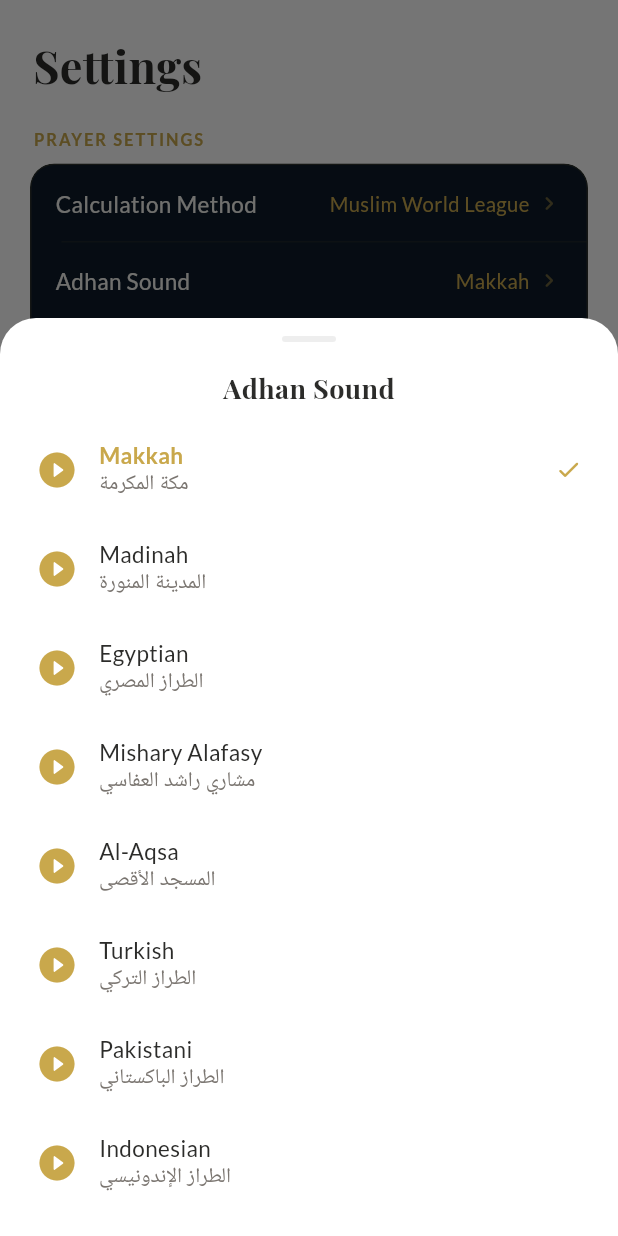
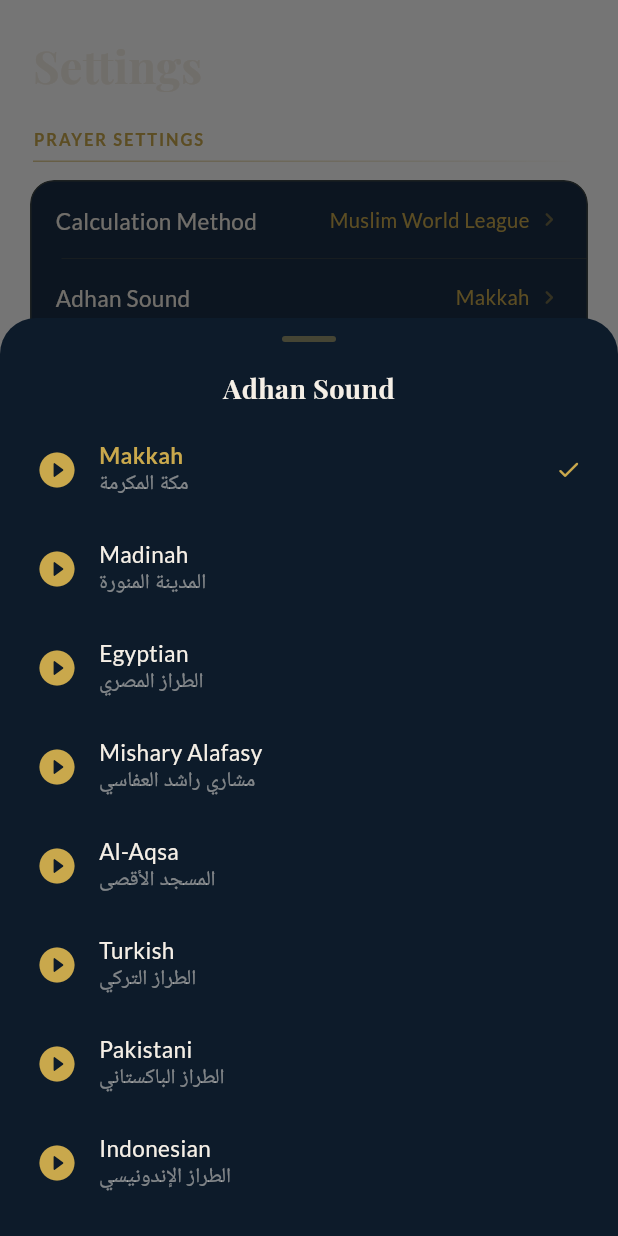
Before and after one commit to devmanny117-star/-noorguard, a Flutter app: the SettingsScreen widget shown alone on an empty page, opened directly, after a tap on "Adhan Sound", on a phone screen of 412 x 824 dp. Run offline on Flutter 3.47's test engine with Material 3 defaults, Android fonts, the phone set to English and light mode, and no system bars; our stand-ins replace audioplayers, flutter_compass, flutter_local_notifications, flutter_timezone, geocoding, geolocator and 4 more; accounts and stored records are empty; network calls fail.

Commit message:
Settings screen redesign - dark navy gold aesthetic
Co-Authored-By: Claude Opus 4.6 <noreply@anthropic.com>

```diff
--- a/lib/screens/settings_screen.dart
+++ b/lib/screens/settings_screen.dart
@@ -17,20 +17,19 @@ import '../theme/app_theme.dart';
 import '../theme/theme_controller.dart';
 import 'notification_setup_screen.dart';
 
-// Navy/gold palette matching the prayer card and dark-mode aesthetic.
-// Settings cards use this even in light mode for a premium, consistent feel.
-const _cardNavy = Color(0xFF0D1B2A);
-const _cardNavySecondary = Color(0xFF1A2A3A);
-const _cardNavyBorder = Color(0x26D4AF37);
+const _settingsBg = Color(0xFF0D1B2A);
+const _cardNavy = Color(0xFF1B2E45);
+const _cardNavySecondary = Color(0xFF132338);
+const _cream = Color(0xFFF5EFE6);
 
 const _navyCardColors = AppColorScheme(
-  background: _cardNavy,
-  warmBg: _cardNavy,
+  background: _settingsBg,
+  warmBg: _settingsBg,
   cardBg: _cardNavy,
   secondaryBg: _cardNavySecondary,
-  primaryText: Color(0xFFF5F5F0),
-  secondaryText: Color(0xFF8A9BB0),
-  border: _cardNavyBorder,
+  primaryText: _cream,
+  secondaryText: Color(0xB3F5EFE6),
+  border: Color(0x33C9A84C),
 );
 
 class SettingsScreen extends StatefulWidget {
@@ -192,12 +191,14 @@ class _SettingsScreenState extends State<SettingsScreen> {
   Widget build(BuildContext context) {
     final colors = context.appColors;
     final isDark = context.isDark;
-    final cardColors = isDark ? colors : _navyCardColors;
+    const cardColors = _navyCardColors;
     final themeController = ThemeScope.of(context);
     final prayerState = context.watch<PrayerState>();
     final l10n = AppLocalizations.of(context)!;
 
-    return CustomScrollView(
+    return ColoredBox(
+      color: colors.background,
+      child: CustomScrollView(
       physics: const BouncingScrollPhysics(),
       slivers: [
         // ── Page title ─────────────────────────────────────────────────
@@ -209,7 +210,7 @@ class _SettingsScreenState extends State<SettingsScreen> {
               style: GoogleFonts.playfairDisplay(
                 fontSize: 30,
                 fontWeight: FontWeight.w700,
-                color: colors.primaryText,
+                color: _cream,
               ),
             ),
           ),
@@ -237,21 +238,21 @@ class _SettingsScreenState extends State<SettingsScreen> {
                   onSelect: (v) => setState(() => _calculationMethod = v),
                 ),
               ),
-              _Divider(colors: cardColors),
+              const _Divider(colors: cardColors),
               _SelectRow(
                 label: l10n.adhanSound,
                 value: adhanStyleName(l10n, prayerState.selectedAdhanId),
                 colors: cardColors,
                 onTap: _showAdhanPicker,
               ),
-              _Divider(colors: cardColors),
+              const _Divider(colors: cardColors),
               _ToggleRow(
                 label: l10n.prayerNotifications,
                 value: prayerState.masterNotifications,
                 colors: cardColors,
                 onChanged: prayerState.toggleMasterNotifications,
               ),
-              _Divider(colors: cardColors),
+              const _Divider(colors: cardColors),
               _ActionRow(
                 label: 'Send Test Notification (10s)',
                 icon: Icons.notifications_active_outlined,
@@ -264,7 +265,7 @@ class _SettingsScreenState extends State<SettingsScreen> {
                 },
               ),
               if (!kIsWeb && Platform.isAndroid) ...[
-                _Divider(colors: cardColors),
+                const _Divider(colors: cardColors),
                 _ActionRow(
                   label: 'Test Full-Screen Lock Alarm (10s)',
                   icon: Icons.fullscreen_rounded,
@@ -279,7 +280,7 @@ class _SettingsScreenState extends State<SettingsScreen> {
                   },
                 ),
               ],
-              _Divider(colors: cardColors),
+              const _Divider(colors: cardColors),
               _ActionRow(
                 label: 'Test Adhan In-App (foreground)',
                 icon: Icons.volume_up_outlined,
@@ -290,7 +291,7 @@ class _SettingsScreenState extends State<SettingsScreen> {
                 },
               ),
               if (!kIsWeb && Platform.isAndroid) ...[
-                _Divider(colors: cardColors),
+                const _Divider(colors: cardColors),
                 _ActionRow(
                   label: 'Lock Screen Alert Setup Guide',
                   icon: Icons.lock_clock_outlined,
@@ -322,7 +323,7 @@ class _SettingsScreenState extends State<SettingsScreen> {
                 onChanged: (v) =>
                     prayerState.togglePrayerNotification('fajr', v),
               ),
-              _Divider(colors: cardColors),
+              const _Divider(colors: cardColors),
               _PrayerRow(
                 name: l10n.dhuhr,
                 icon: Icons.wb_sunny_rounded,
@@ -332,7 +333,7 @@ class _SettingsScreenState extends State<SettingsScreen> {
                 onChanged: (v) =>
                     prayerState.togglePrayerNotification('dhuhr', v),
               ),
-              _Divider(colors: cardColors),
+              const _Divider(colors: cardColors),
               _PrayerRow(
                 name: l10n.asr,
                 icon: Icons.light_mode_outlined,
@@ -342,7 +343,7 @@ class _SettingsScreenState extends State<SettingsScreen> {
                 onChanged: (v) =>
                     prayerState.togglePrayerNotification('asr', v),
               ),
-              _Divider(colors: cardColors),
+              const _Divider(colors: cardColors),
               _PrayerRow(
                 name: l10n.maghrib,
                 icon: Icons.nights_stay_rounded,
@@ -352,7 +353,7 @@ class _SettingsScreenState extends State<SettingsScreen> {
                 onChanged: (v) =>
                     prayerState.togglePrayerNotification('maghrib', v),
               ),
-              _Divider(colors: cardColors),
+              const _Divider(colors: cardColors),
               _PrayerRow(
                 name: l10n.isha,
                 icon: Icons.nightlight_rounded,
@@ -385,7 +386,7 @@ class _SettingsScreenState extends State<SettingsScreen> {
                 colors: cardColors,
                 onChanged: (_) => themeController.toggle(isDark),
               ),
-              _Divider(colors: cardColors),
+              const _Divider(colors: cardColors),
               _SelectRow(
                 label: l10n.language,
                 value: _language,
@@ -406,7 +407,7 @@ class _SettingsScreenState extends State<SettingsScreen> {
                   },
                 ),
               ),
-              _Divider(colors: cardColors),
+              const _Divider(colors: cardColors),
               _ToggleRow(
                 label: l10n.beginnerMode,
                 subtitle: l10n.beginnerModeSubtitle,
@@ -603,35 +604,35 @@ class _SettingsScreenState extends State<SettingsScreen> {
                 value: '1.0.0',
                 colors: cardColors,
               ),
-              _Divider(colors: cardColors),
+              const _Divider(colors: cardColors),
               _ActionRow(
                 label: l10n.rateApp,
                 icon: Icons.star_outline_rounded,
                 colors: cardColors,
                 onTap: () => _snack('Opening App Store…'),
               ),
-              _Divider(colors: cardColors),
+              const _Divider(colors: cardColors),
               _ActionRow(
                 label: l10n.shareApp,
                 icon: Icons.share_outlined,
                 colors: cardColors,
                 onTap: () => _snack('Opening share sheet…'),
               ),
-              _Divider(colors: cardColors),
+              const _Divider(colors: cardColors),
               _ActionRow(
                 label: l10n.contactSupport,
                 icon: Icons.mail_outline_rounded,
                 colors: cardColors,
                 onTap: () => _snack('Opening support email…'),
               ),
-              _Divider(colors: cardColors),
+              const _Divider(colors: cardColors),
               _ActionRow(
                 label: l10n.privacyPolicy,
                 icon: Icons.shield_outlined,
                 colors: cardColors,
                 onTap: _openPrivacyPolicy,
               ),
-              _Divider(colors: cardColors),
+              const _Divider(colors: cardColors),
               _ActionRow(
                 label: l10n.termsOfService,
                 icon: Icons.description_outlined,
@@ -656,6 +657,7 @@ class _SettingsScreenState extends State<SettingsScreen> {
 
         const SliverToBoxAdapter(child: SizedBox(height: 52)),
       ],
+    ),
     );
   }
 }
@@ -771,8 +773,11 @@ class _SectionHeader extends StatelessWidget {
   Widget build(BuildContext context) {
     return SliverToBoxAdapter(
       child: Padding(
-        padding: const EdgeInsets.fromLTRB(22, 0, 22, 8),
-        child: Text(
+        padding: const EdgeInsets.fromLTRB(22, 0, 22, 12),
+        child: Column(
+          crossAxisAlignment: CrossAxisAlignment.start,
+          children: [
+            Text(
               title.toUpperCase(),
               style: GoogleFonts.lato(
                 fontSize: 11,
@@ -780,6 +785,20 @@ class _SectionHeader extends StatelessWidget {
                 color: AppColors.gold,
                 letterSpacing: 1.3,
               ),
+            ),
+            const SizedBox(height: 6),
+            Container(
+              height: 1,
+              decoration: BoxDecoration(
+                gradient: LinearGradient(
+                  colors: [
+                    AppColors.gold.withValues(alpha: 0.6),
+                    AppColors.gold.withValues(alpha: 0.0),
+                  ],
+                ),
+              ),
+            ),
+          ],
         ),
       ),
     );
@@ -1137,27 +1156,25 @@ class _PickerSheet extends StatelessWidget {
 
   @override
   Widget build(BuildContext context) {
-    final colors = context.appColors;
     final maxHeight = MediaQuery.of(context).size.height * 0.7;
 
     return ConstrainedBox(
       constraints: BoxConstraints(maxHeight: maxHeight),
       child: Container(
-        decoration: BoxDecoration(
-          color: colors.cardBg,
-          borderRadius: const BorderRadius.vertical(top: Radius.circular(24)),
+        decoration: const BoxDecoration(
+          color: _settingsBg,
+          borderRadius: BorderRadius.vertical(top: Radius.circular(24)),
         ),
         child: SingleChildScrollView(
           child: Column(
             mainAxisSize: MainAxisSize.min,
             children: [
               const SizedBox(height: 12),
-              // Handle bar
               Container(
                 width: 36,
                 height: 4,
                 decoration: BoxDecoration(
-                  color: colors.border,
+                  color: AppColors.gold.withValues(alpha: 0.3),
                   borderRadius: BorderRadius.circular(2),
                 ),
               ),
@@ -1167,7 +1184,7 @@ class _PickerSheet extends StatelessWidget {
                 style: GoogleFonts.playfairDisplay(
                   fontSize: 18,
                   fontWeight: FontWeight.w700,
-                  color: colors.primaryText,
+                  color: _cream,
                 ),
               ),
               const SizedBox(height: 8),
@@ -1195,7 +1212,7 @@ class _PickerSheet extends StatelessWidget {
                                   : FontWeight.w400,
                               color: isSelected
                                   ? AppColors.gold
-                                  : colors.primaryText,
+                                  : _cream,
                             ),
                           ),
                         ),
@@ -1258,7 +1275,6 @@ class _AdhanPickerSheetState extends State<_AdhanPickerSheet> {
 
   @override
   Widget build(BuildContext context) {
-    final colors = context.appColors;
     final l10n = AppLocalizations.of(context)!;
     final selectedId = context.watch<PrayerState>().selectedAdhanId;
     final maxHeight = MediaQuery.of(context).size.height * 0.75;
@@ -1266,21 +1282,20 @@ class _AdhanPickerSheetState extends State<_AdhanPickerSheet> {
     return ConstrainedBox(
       constraints: BoxConstraints(maxHeight: maxHeight),
       child: Container(
-        decoration: BoxDecoration(
-          color: colors.cardBg,
-          borderRadius: const BorderRadius.vertical(top: Radius.circular(24)),
+        decoration: const BoxDecoration(
+          color: _settingsBg,
+          borderRadius: BorderRadius.vertical(top: Radius.circular(24)),
         ),
         child: SingleChildScrollView(
           child: Column(
             mainAxisSize: MainAxisSize.min,
             children: [
               const SizedBox(height: 12),
-              // Handle bar
               Container(
                 width: 36,
                 height: 4,
                 decoration: BoxDecoration(
-                  color: colors.border,
+                  color: AppColors.gold.withValues(alpha: 0.3),
                   borderRadius: BorderRadius.circular(2),
                 ),
               ),
@@ -1290,7 +1305,7 @@ class _AdhanPickerSheetState extends State<_AdhanPickerSheet> {
                 style: GoogleFonts.playfairDisplay(
                   fontSize: 18,
                   fontWeight: FontWeight.w700,
-                  color: colors.primaryText,
+                  color: _cream,
                 ),
               ),
               const SizedBox(height: 8),
@@ -1327,7 +1342,7 @@ class _AdhanPickerSheetState extends State<_AdhanPickerSheet> {
                                       : FontWeight.w400,
                                   color: isSelected
                                       ? AppColors.gold
-                                      : colors.primaryText,
+                                      : _cream,
                                 ),
                               ),
                               Text(
@@ -1335,7 +1350,7 @@ class _AdhanPickerSheetState extends State<_AdhanPickerSheet> {
                                 textDirection: TextDirection.rtl,
                                 style: GoogleFonts.scheherazadeNew(
                                   fontSize: 14,
-                                  color: colors.secondaryText,
+                                  color: _cream.withValues(alpha: 0.5),
                                 ),
                               ),
                             ],
```
Lines whose indentation alone changed are shown as unchanged.
